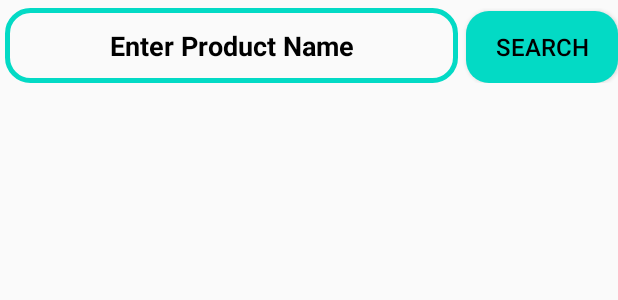
After one commit to 1211vishalkumar/eWalls, an Android app: the layout activity_search_products.xml on its own in the app's theme, with its tools: preview values and no code run, on a phone screen of 412 x 824 dp. The commit adds this screen. Shown: the top 300 px of the screen. Run offline under Robolectric (Android 15) with nearby library versions, the phone set to English and light mode, and no system bars.

Commit message:
Searching of products included for the user

```diff
--- a/Application/app/src/main/AndroidManifest.xml
+++ b/Application/app/src/main/AndroidManifest.xml
@@ -12,7 +12,8 @@
         android:roundIcon="@mipmap/ic_launcher_round"
         android:supportsRtl="true"
         android:theme="@style/AppTheme">
-        <activity android:name=".AdminUserProductsActivity"></activity>
+        <activity android:name=".SearchProductsActivity"></activity>
+        <activity android:name=".AdminUserProductsActivity" />
         <activity android:name=".AdminNewOrdersActivity" />
         <activity android:name=".ConfirmFinalOrderActivity" />
         <activity android:name=".CartActivity" />
--- a/Application/app/src/main/java/com/example/myapplication/AdminNewOrdersActivity.java
+++ b/Application/app/src/main/java/com/example/myapplication/AdminNewOrdersActivity.java
@@ -34,7 +34,7 @@ public class AdminNewOrdersActivity extends AppCompatActivity {
 
         ordersRef = FirebaseDatabase.getInstance().getReference().child("Orders");
 
-        cartListRef = FirebaseDatabase.getInstance().getReference().child("Cart List");
+        cartListRef = FirebaseDatabase.getInstance().getReference().child("Cart List");  //  <-
 
         rvOrdersList = findViewById(R.id.rvOrdersList);
         rvOrdersList.setLayoutManager(new LinearLayoutManager(this));
@@ -142,7 +142,7 @@ public class AdminNewOrdersActivity extends AppCompatActivity {
 
     private void removeOrder(String uID) {
             ordersRef.child(uID).removeValue();
-            cartListRef.child("Admin View").child(uID).removeValue();
+            cartListRef.child("Admin View").child(uID).removeValue(); //               <-
             // in this we can also have to fix that admin view After Admin ship that object to the customer
     }
 
--- /dev/null
+++ b/Application/app/src/main/res/layout/activity_search_products.xml
@@ -0,0 +1,61 @@
+<?xml version="1.0" encoding="utf-8"?>
+<RelativeLayout xmlns:android="http://schemas.android.com/apk/res/android"
+    xmlns:app="http://schemas.android.com/apk/res-auto"
+    xmlns:tools="http://schemas.android.com/tools"
+    android:layout_width="match_parent"
+    android:layout_height="match_parent"
+    tools:context=".SearchProductsActivity">
+
+    <LinearLayout
+        android:weightSum="4"
+        android:orientation="horizontal"
+        android:layout_marginTop="5dp"
+        android:id="@+id/rlSearchProducts"
+        android:layout_alignParentTop="true"
+        android:layout_width="match_parent"
+        android:layout_height="50dp">
+
+
+        <EditText
+            android:layout_weight="3"
+            android:layout_marginStart="3dp"
+            android:textAlignment="center"
+            android:padding="8dp"
+            android:textStyle="bold"
+            android:textSize="18sp"
+            android:background="@drawable/input_design"
+            android:id="@+id/edSearchProductName"
+            android:textColorHint="@android:color/black"
+            android:hint="Enter Product Name"
+            android:layout_width="0dp"
+            android:layout_height="match_parent"/>
+
+        <Button
+           android:layout_marginLeft="5dp"
+            android:layout_weight="1"
+            android:id="@+id/btnSearchProductName"
+            android:layout_width="0dp"
+            android:layout_height="wrap_content"
+            android:layout_alignParentEnd="true"
+            android:layout_centerVertical="true"
+            android:layout_toRightOf="@+id/edSearchProductName"
+            android:background="@drawable/buttons"
+            android:padding="8dp"
+            android:text="Search"
+            android:textColor="@android:color/black"
+            android:textSize="16sp" />
+
+    </LinearLayout>
+
+
+
+    <androidx.recyclerview.widget.RecyclerView
+        android:layout_margin="4dp"
+        android:layout_below="@+id/rlSearchProducts"
+        android:id="@+id/rvSearchList"
+        android:layout_width="match_parent"
+        android:layout_height="match_parent">
+
+    </androidx.recyclerview.widget.RecyclerView>
+
+</RelativeLayout>
--- a/Application/app/src/main/res/menu/activity_home_drawer.xml
+++ b/Application/app/src/main/res/menu/activity_home_drawer.xml
@@ -15,6 +15,12 @@
             android:iconTint="@android:color/white"
             android:icon="@drawable/orders"
             android:title="Orders" />
+
+        <item
+            android:id="@+id/nav_search"
+            android:iconTint="@android:color/white"
+            android:icon="@drawable/ic_search_black_24dp"
+            android:title="Search" />
 
         <item
             android:id="@+id/nav_categories"
```
Also changed, not shown: Application/app/src/main/java/com/example/myapplication/HomeActivity.java (+10 -1 lines), Application/app/src/main/java/com/example/myapplication/SearchProductsActivity.java (added, +105 -0 lines), Application/app/src/main/res/drawable/ic_search_black_24dp.xml (added, +9 -0 lines).
